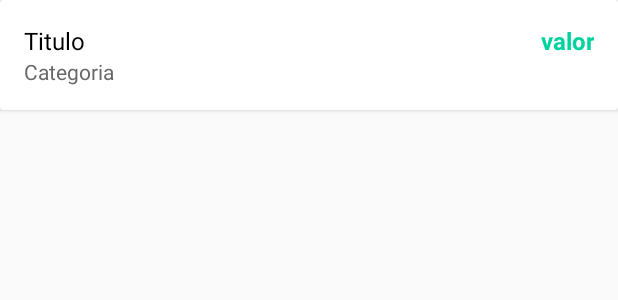
After one commit to Jardier/organizze, an Android app: the layout adapter_movimentacao.xml on its own in the app's theme, with its tools: preview values and no code run, on a phone screen of 412 x 824 dp. The commit adds this screen. Shown: the top 300 px of the screen. Run offline under Robolectric (Android 15) with nearby library versions, the phone set to English and light mode, and no system bars.

Commit message:
Criando e configurando o Adapter de Movimentações

```diff
--- a/app/build.gradle
+++ b/app/build.gradle
@@ -47,4 +47,6 @@ dependencies {
     implementation 'com.heinrichreimersoftware:material-intro:master-SNAPSHOT'
     implementation 'com.github.clans:fab:1.6.4'
     implementation 'com.github.prolificinteractive:material-calendarview:1.4.3'
+
+    implementation 'androidx.cardview:cardview:1.0.0'
 }
--- /dev/null
+++ b/app/src/main/res/layout/adapter_movimentacao.xml
@@ -0,0 +1,53 @@
+<?xml version="1.0" encoding="utf-8"?>
+<androidx.cardview.widget.CardView
+    xmlns:android="http://schemas.android.com/apk/res/android"
+    android:layout_width="match_parent"
+    android:layout_height="wrap_content"
+    android:elevation="3dp"
+    >
+
+    <LinearLayout
+        android:layout_width="match_parent"
+        android:layout_height="wrap_content"
+        android:layout_margin="16dp"
+        android:orientation="vertical">
+
+        <LinearLayout
+            android:layout_width="match_parent"
+            android:layout_height="wrap_content"
+            android:orientation="horizontal">
+
+            <TextView
+                android:id="@+id/textAdapterTitulo"
+                android:layout_width="wrap_content"
+                android:layout_height="wrap_content"
+                android:layout_weight="5"
+                android:text="Titulo"
+                android:textColor="@android:color/black"
+                android:textSize="16sp" />
+
+            <TextView
+                android:id="@+id/textAdapterValor"
+                android:layout_width="wrap_content"
+                android:layout_height="wrap_content"
+                android:layout_weight="1"
+                android:gravity="end"
+                android:text="valor"
+                android:textColor="#00D39E"
+                android:textSize="16sp"
+                android:textStyle="bold" />
+
+        </LinearLayout>
+
+            <TextView
+                android:id="@+id/textAdapterCategoria"
+                android:layout_width="wrap_content"
+                android:layout_height="wrap_content"
+                android:layout_weight="5"
+                android:text="Categoria"
+                android:textColor="#696969"
+                android:textSize="14sp" />
+
+
+    </LinearLayout>
+</androidx.cardview.widget.CardView>
```
Also changed, not shown: app/src/main/java/com/android/organizze/activity/PrincipalActivity.kt (+20 -1 lines), app/src/main/java/com/android/organizze/adapter/AdapterMovimentacao.kt (added, +52 -0 lines).
